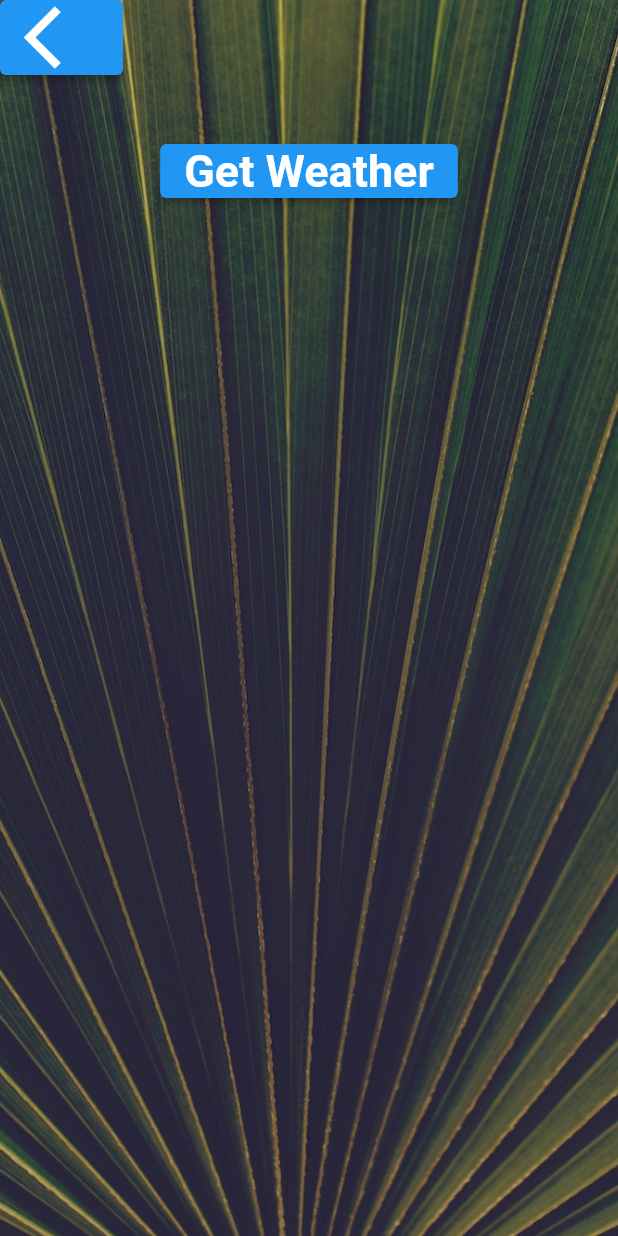
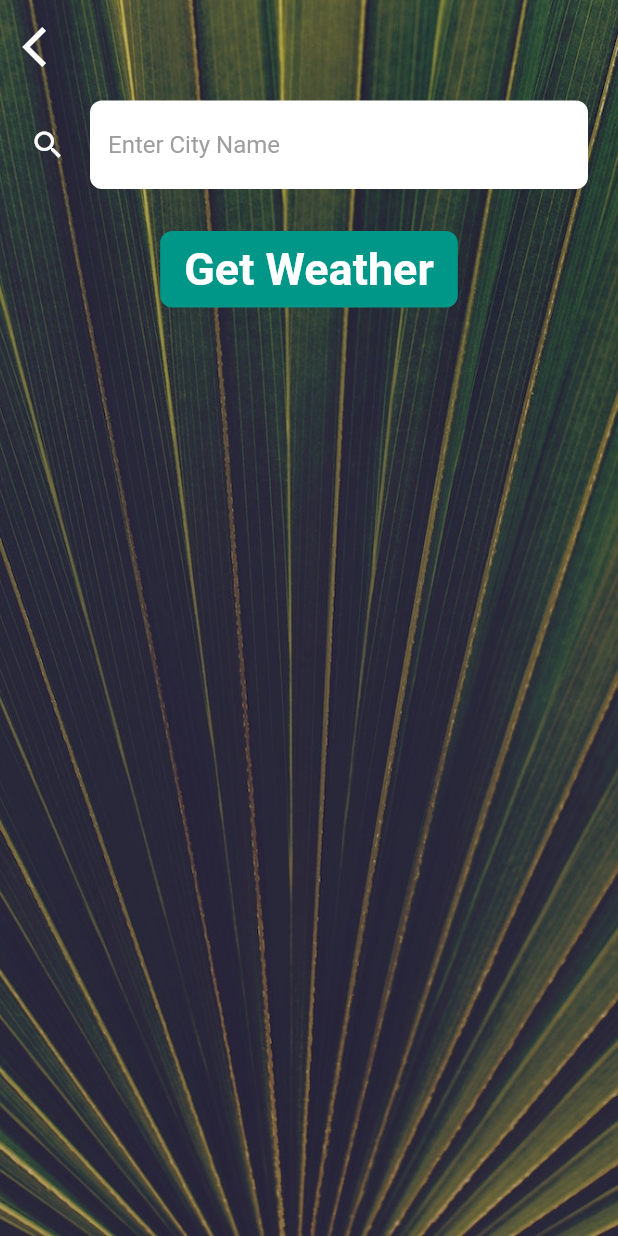
Before and after one commit to azazelyash/weather_detection_application, a Flutter app: the LocationScreen screen opened directly, after a tap on the "location city" icon, on a phone screen of 412 x 824 dp. Run offline on Flutter 3.47's test engine with Material 2 defaults, Android fonts, the phone set to English and light mode, and no system bars; our stand-ins replace flutter_spinkit, geolocator; network calls fail; Roboto replaces fonts that are missing (Spartan MB).

Commit message:
Finalised the app, added search feature

```diff
--- a/lib/screens/city_screen.dart
+++ b/lib/screens/city_screen.dart
@@ -9,6 +9,8 @@ class CityScreen extends StatefulWidget {
 }
 
 class _CityScreenState extends State<CityScreen> {
+  String cityName = '';
+
   @override
   Widget build(BuildContext context) {
     return Scaffold(
@@ -25,23 +27,46 @@ class _CityScreenState extends State<CityScreen> {
             children: <Widget>[
               Align(
                 alignment: Alignment.topLeft,
-                child: ElevatedButton(
-                  onPressed: () {},
-                  child: const Icon(
-                    Icons.arrow_back_ios,
-                    size: 50.0,
+                child: Padding(
+                  padding: const EdgeInsets.only(top: 15.0, left: 15.0),
+                  child: GestureDetector(
+                    onTap: () {
+                      Navigator.pop(context);
+                    },
+                    child: const Icon(
+                      Icons.arrow_back_ios,
+                      size: 32.0,
+                    ),
                   ),
                 ),
               ),
               Container(
                 padding: const EdgeInsets.all(20.0),
-                child: null,
+                child: TextField(
+                  onChanged: (value) {
+                    cityName = value;
+                  },
+                  style: const TextStyle(
+                    color: Colors.black,
+                  ),
+                  decoration: kTextFieldProperty,
+                ),
               ),
-              ElevatedButton(
-                onPressed: () {},
-                child: const Text(
-                  'Get Weather',
-                  style: kButtonTextStyle,
+              TextButton(
+                onPressed: () {
+                  Navigator.pop(context, cityName);
+                },
+                child: Container(
+                  padding:
+                      const EdgeInsets.symmetric(vertical: 8, horizontal: 16),
+                  decoration: BoxDecoration(
+                    borderRadius: BorderRadius.circular(8.0),
+                    color: Colors.teal,
+                  ),
+                  child: const Text(
+                    'Get Weather',
+                    style: kButtonTextStyle,
+                  ),
                 ),
               ),
             ],
--- a/lib/screens/location_screen.dart
+++ b/lib/screens/location_screen.dart
@@ -78,22 +78,33 @@ class _LocationScreenState extends State<LocationScreen> {
                       },
                       child: const Icon(
                         Icons.near_me,
-                        size: 50.0,
+                        size: 32.0,
                       ),
                     ),
                   ),
                   Padding(
                     padding: const EdgeInsets.all(15.0),
                     child: GestureDetector(
-                      onTap: () {
-                        Navigator.push(context,
-                            MaterialPageRoute(builder: (context) {
-                          return CityScreen();
-                        }));
+                      onTap: () async {
+                        var typedName = await Navigator.push(
+                          context,
+                          MaterialPageRoute(
+                            builder: (context) {
+                              return CityScreen();
+                            },
+                          ),
+                        );
+                        if (typedName != null) {
+                          print(typedName);
+                          var weatherData =
+                              await weather.getCityWeather(cityName);
+                          // updateUI(weatherData);
+                          print(weatherData);
+                        }
                       },
                       child: const Icon(
                         Icons.location_city,
-                        size: 50.0,
+                        size: 32.0,
                       ),
                     ),
                   ),
--- a/lib/services/weather.dart
+++ b/lib/services/weather.dart
@@ -5,6 +5,16 @@ const apikey = 'ca51da9df29041835675ba9aef176509';
 const openWeatherMapURL = 'https://api.openweathermap.org/data/2.5/weather';
 
 class WeatherModel {
+  Future<dynamic> getCityWeather(String cityName) async {
+    var url = '$openWeatherMapURL?q=$cityName&appid=$apikey&units=metric';
+
+    NetworkHelper networkHelper = NetworkHelper(url);
+
+    var weatherDataCity = await networkHelper.getData();
+
+    return weatherDataCity;
+  }
+
   Future<dynamic> getLocationWeather() async {
     Location location = Location();
 
--- a/lib/utilities/constants.dart
+++ b/lib/utilities/constants.dart
@@ -12,6 +12,7 @@ const kMessageTextStyle = TextStyle(
 
 const kButtonTextStyle = TextStyle(
   fontSize: 30.0,
+  color: Colors.white,
   fontFamily: 'Spartan MB',
   fontWeight: FontWeight.bold,
 );
@@ -19,3 +20,22 @@ const kButtonTextStyle = TextStyle(
 const kConditionTextStyle = TextStyle(
   fontSize: 74.0,
 );
+
+const kTextFieldProperty = InputDecoration(
+  filled: true,
+  fillColor: Colors.white,
+  icon: Icon(
+    Icons.search,
+    color: Colors.white,
+  ),
+  hintText: 'Enter City Name',
+  hintStyle: TextStyle(
+    color: Colors.grey,
+  ),
+  border: OutlineInputBorder(
+    borderRadius: BorderRadius.all(
+      Radius.circular(8.0),
+    ),
+    borderSide: BorderSide.none,
+  ),
+);
```
